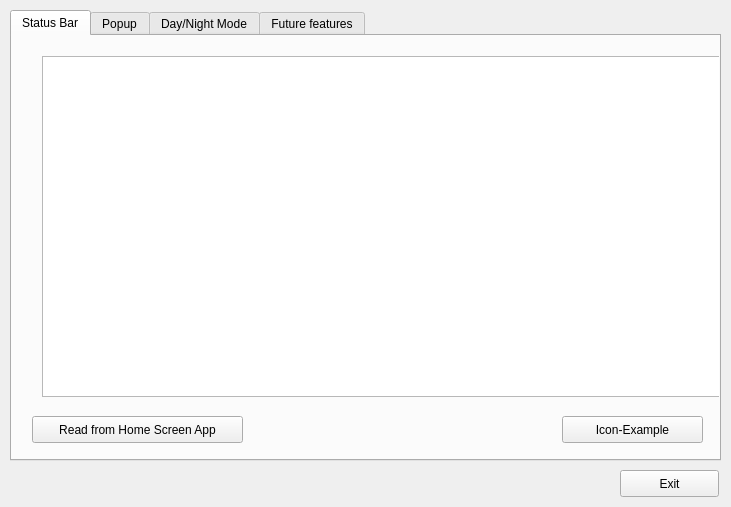
The window that HomeScreenSimulator/resources/mainwindow.ui (leon-anavi/AGL-HomeScreen) describes before a commit, drawn with Qt 5.
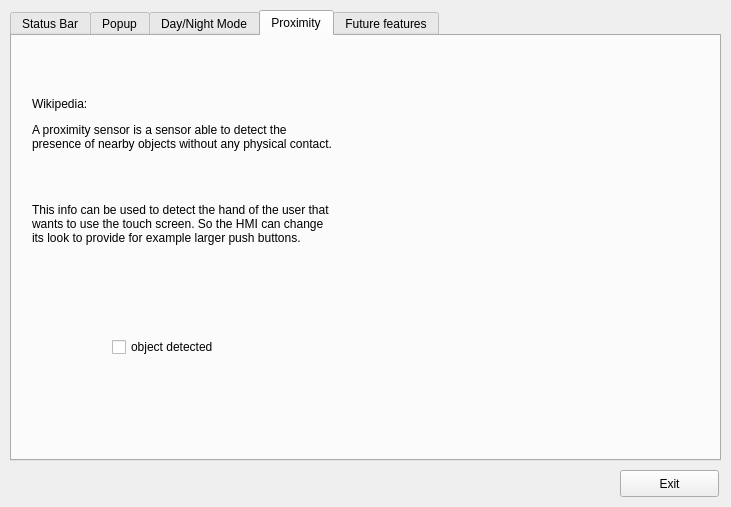
The same window after the commit. The open tabs and pages were chosen to show the change.

Commit message: Implemented proximity interface.

Patch:
```diff
--- a/HomeScreenSimulator/resources/mainwindow.ui
+++ b/HomeScreenSimulator/resources/mainwindow.ui
@@ -180,6 +180,40 @@
       </widget>
      </widget>
     </widget>
+    <widget class="QWidget" name="tab_Proximity">
+     <attribute name="title">
+      <string>Proximity</string>
+     </attribute>
+     <widget class="QLabel" name="label_explanation">
+      <property name="geometry">
+       <rect>
+        <x>20</x>
+        <y>20</y>
+        <width>301</width>
+        <height>231</height>
+       </rect>
+      </property>
+      <property name="text">
+       <string>&lt;html&gt;&lt;head/&gt;&lt;body&gt;&lt;p&gt;Wikipedia:&lt;/p&gt;&lt;p&gt;A proximity sensor is a sensor able to detect the presence of nearby objects without any physical contact.&lt;/p&gt;&lt;p&gt;&lt;br/&gt;&lt;/p&gt;&lt;p&gt;This info can be used to detect the hand of the user that wants to use the touch screen. So the HMI can change its look to provide for example larger push buttons.&lt;/p&gt;&lt;/body&gt;&lt;/html&gt;</string>
+      </property>
+      <property name="wordWrap">
+       <bool>true</bool>
+      </property>
+     </widget>
+     <widget class="QCheckBox" name="checkBox_ObjectDetected">
+      <property name="geometry">
+       <rect>
+        <x>100</x>
+        <y>300</y>
+        <width>151</width>
+        <height>22</height>
+       </rect>
+      </property>
+      <property name="text">
+       <string>object detected</string>
+      </property>
+     </widget>
+    </widget>
     <widget class="QWidget" name="tab_FutureFeatures">
      <attribute name="title">
       <string>Future features</string>
```
The commit also changes 45 other files.
